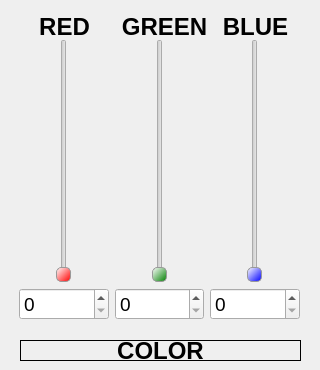
VIL-CIEL/RGB_QT, file mainwindow.ui: the form before one commit.
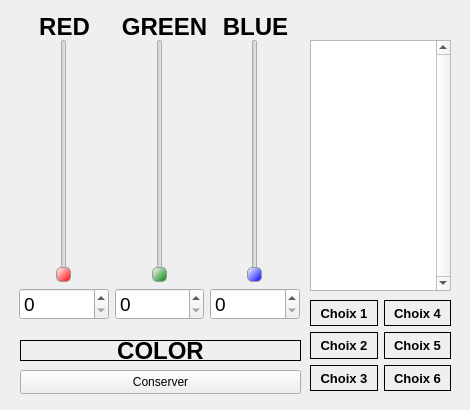
The form after the commit.

Patch:
```diff
--- a/mainwindow.ui
+++ b/mainwindow.ui
@@ -6,14 +6,14 @@
    <rect>
     <x>0</x>
     <y>0</y>
-    <width>320</width>
-    <height>370</height>
+    <width>470</width>
+    <height>410</height>
    </rect>
   </property>
   <property name="minimumSize">
    <size>
-    <width>320</width>
-    <height>370</height>
+    <width>470</width>
+    <height>410</height>
    </size>
   </property>
   <property name="windowTitle">
@@ -261,6 +261,184 @@
      <set>Qt::AlignmentFlag::AlignCenter</set>
     </property>
    </widget>
+   <widget class="QListView" name="listView_colorNames">
+    <property name="geometry">
+     <rect>
+      <x>310</x>
+      <y>40</y>
+      <width>141</width>
+      <height>251</height>
+     </rect>
+    </property>
+    <property name="verticalScrollBarPolicy">
+     <enum>Qt::ScrollBarPolicy::ScrollBarAlwaysOn</enum>
+    </property>
+   </widget>
+   <widget class="QPushButton" name="pushButton_conserver">
+    <property name="geometry">
+     <rect>
+      <x>20</x>
+      <y>370</y>
+      <width>281</width>
+      <height>24</height>
+     </rect>
+    </property>
+    <property name="text">
+     <string>Conserver</string>
+    </property>
+   </widget>
+   <widget class="QWidget" name="horizontalLayoutWidget_3">
+    <property name="geometry">
+     <rect>
+      <x>310</x>
+      <y>300</y>
+      <width>141</width>
+      <height>91</height>
+     </rect>
+    </property>
+    <layout class="QHBoxLayout" name="HChoix">
+     <item>
+      <layout class="QVBoxLayout" name="VChoixG">
+       <item>
+        <widget class="QLabel" name="label_choix1">
+         <property name="font">
+          <font>
+           <family>Arial</family>
+           <pointsize>10</pointsize>
+           <bold>true</bold>
+          </font>
+         </property>
+         <property name="styleSheet">
+          <string notr="true">QLabel{
+	border: 1px solid;
+}</string>
+         </property>
+         <property name="text">
+          <string>Choix 1</string>
+         </property>
+         <property name="alignment">
+          <set>Qt::AlignmentFlag::AlignCenter</set>
+         </property>
+        </widget>
+       </item>
+       <item>
+        <widget class="QLabel" name="label_choix2">
+         <property name="font">
+          <font>
+           <family>Arial</family>
+           <pointsize>10</pointsize>
+           <bold>true</bold>
+          </font>
+         </property>
+         <property name="styleSheet">
+          <string notr="true">QLabel{
+	border: 1px solid;
+}</string>
+         </property>
+         <property name="text">
+          <string>Choix 2</string>
+         </property>
+         <property name="alignment">
+          <set>Qt::AlignmentFlag::AlignCenter</set>
+         </property>
+        </widget>
+       </item>
+       <item>
+        <widget class="QLabel" name="label_choix3">
+         <property name="font">
+          <font>
+           <family>Arial</family>
+           <pointsize>10</pointsize>
+           <bold>true</bold>
+          </font>
+         </property>
+         <property name="styleSheet">
+          <string notr="true">QLabel{
+	border: 1px solid;
+}</string>
+         </property>
+         <property name="text">
+          <string>Choix 3</string>
+         </property>
+         <property name="alignment">
+          <set>Qt::AlignmentFlag::AlignCenter</set>
+         </property>
+        </widget>
+       </item>
+      </layout>
+     </item>
+     <item>
+      <layout class="QVBoxLayout" name="VChoixD">
+       <item>
+        <widget class="QLabel" name="label_choix4">
+         <property name="font">
+          <font>
+           <family>Arial</family>
+           <pointsize>10</pointsize>
+           <bold>true</bold>
+          </font>
+         </property>
+         <property name="styleSheet">
+          <string notr="true">QLabel{
+	border: 1px solid;
+}</string>
+         </property>
+         <property name="text">
+          <string>Choix 4</string>
+         </property>
+         <property name="alignment">
+          <set>Qt::AlignmentFlag::AlignCenter</set>
+         </property>
+        </widget>
+       </item>
+       <item>
+        <widget class="QLabel" name="label_choix5">
+         <property name="font">
+          <font>
+           <family>Arial</family>
+           <pointsize>10</pointsize>
+           <bold>true</bold>
+          </font>
+         </property>
+         <property name="styleSheet">
+          <string notr="true">QLabel{
+	border: 1px solid;
+}</string>
+         </property>
+         <property name="text">
+          <string>Choix 5</string>
+         </property>
+         <property name="alignment">
+          <set>Qt::AlignmentFlag::AlignCenter</set>
+         </property>
+        </widget>
+       </item>
+       <item>
+        <widget class="QLabel" name="label_choix6">
+         <property name="font">
+          <font>
+           <family>Arial</family>
+           <pointsize>10</pointsize>
+           <bold>true</bold>
+          </font>
+         </property>
+         <property name="styleSheet">
+          <string notr="true">QLabel{
+	border: 1px solid;
+}</string>
+         </property>
+         <property name="text">
+          <string>Choix 6</string>
+         </property>
+         <property name="alignment">
+          <set>Qt::AlignmentFlag::AlignCenter</set>
+         </property>
+        </widget>
+       </item>
+      </layout>
+     </item>
+    </layout>
+   </widget>
   </widget>
  </widget>
  <resources/>
```
Left out of the diff: 2 changed lines with no effect on the pictures.
